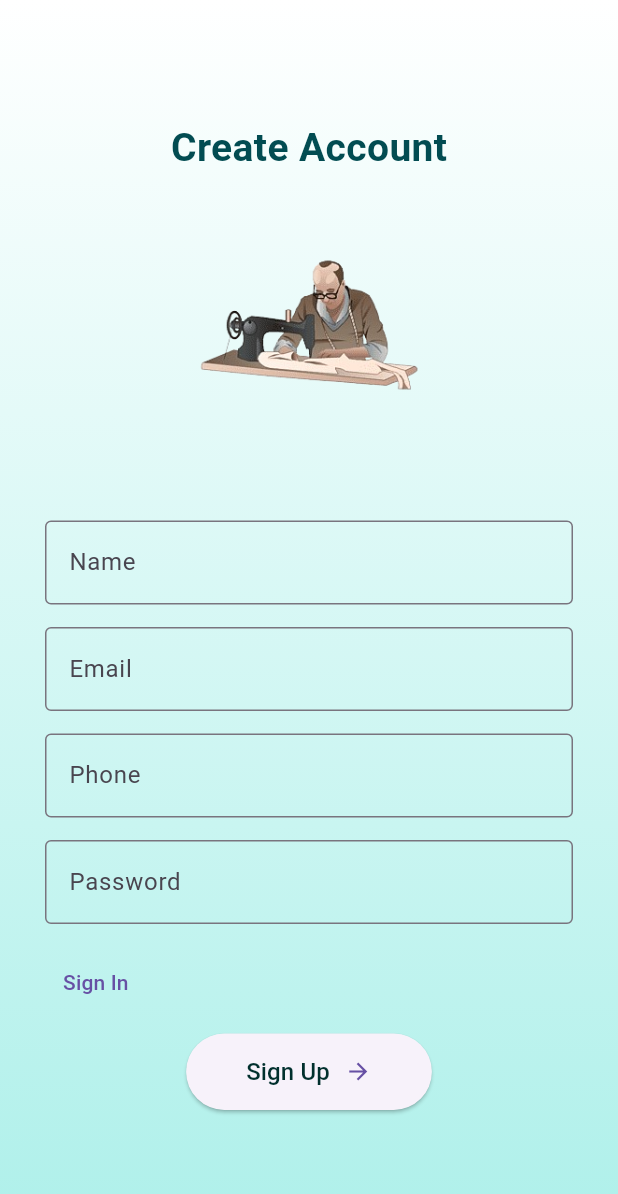
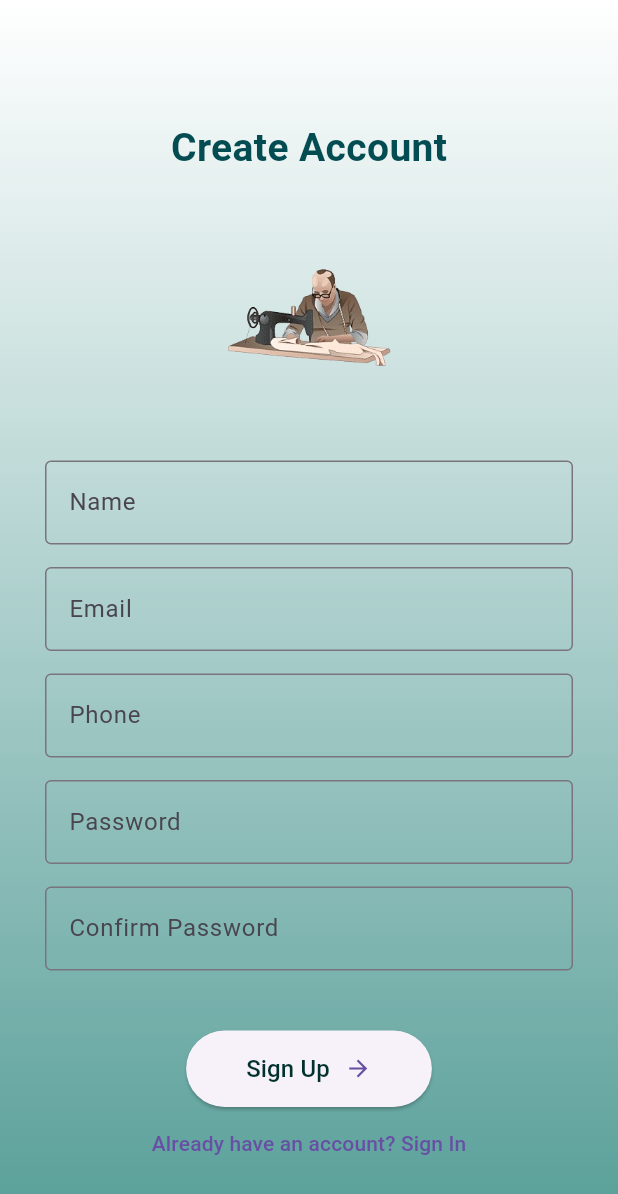
Before and after one commit to Dorocode/ubudoziMobile_v01, a Flutter app: the screen it shows after launch, after a tap on "Sign Up", on a phone screen of 412 x 824 dp. Shown: the top 1194 px of the screen. Run offline on Flutter 3.47's test engine with Material 3 defaults, Android fonts, the light colour scheme and no system bars; our stand-ins replace shared_preferences; network calls fail.

Commit message:
20.2.2025

```diff
--- a/ubudozimob_v01/lib/login_screen.dart
+++ /dev/null
@@ -1,113 +0,0 @@
-import 'package:flutter/material.dart';
-import 'signup_screen.dart';
-
-class LoginScreen extends StatelessWidget {
-  @override
-  Widget build(BuildContext context) {
-    return Scaffold(
-      body: Container(
-        width: double.infinity,
-        height: double.infinity,
-        decoration: BoxDecoration(
-          gradient: LinearGradient(
-            colors: [
-              const Color.fromARGB(255, 255, 255, 255),
-              const Color.fromARGB(255, 174, 240, 234)
-            ],
-            begin: Alignment.topCenter,
-            end: Alignment.bottomCenter,
-          ),
-        ),
-        child: SingleChildScrollView(
-          child: Column(
-            mainAxisAlignment: MainAxisAlignment.center,
-            crossAxisAlignment: CrossAxisAlignment.center,
-            children: [
-              SizedBox(height: 80),
-              Text(
-                "UBUDOZI",
-                style: TextStyle(
-                  fontSize: 26,
-                  fontWeight: FontWeight.bold,
-                  color: Color.fromARGB(255, 2, 76, 82),
-                ),
-              ),
-              SizedBox(height: 0),
-              Image.asset(
-                "images/ubudozi.png", // Your custom PNG
-                height: 200,
-                fit: BoxFit.cover,
-              ),
-              SizedBox(height: 30),
-              Padding(
-                padding: EdgeInsets.symmetric(horizontal: 30),
-                child: Column(
-                  crossAxisAlignment: CrossAxisAlignment.start,
-                  children: [
-                    TextField(
-                      decoration: InputDecoration(
-                        labelText: "Email",
-                        border: OutlineInputBorder(),
-                      ),
-                    ),
-                    SizedBox(height: 15),
-                    TextField(
-                      obscureText: true,
-                      decoration: InputDecoration(
-                        labelText: "Password",
-                        border: OutlineInputBorder(),
-                      ),
-                    ),
-                    SizedBox(height: 15),
-                    Row(
-                      mainAxisAlignment: MainAxisAlignment.spaceBetween,
-                      children: [
-                        TextButton(
-                          onPressed: () {
-                            Navigator.push(
-                                context,
-                                MaterialPageRoute(
-                                    builder: (context) => SignupScreen()));
-                          },
-                          child: Text("Sign Up"),
-                        ),
-                        TextButton(
-                          onPressed: () {},
-                          child: Text("Forgot Password"),
-                        ),
-                      ],
-                    ),
-                    SizedBox(height: 10),
-                    Center(
-                      child: ElevatedButton(
-                        onPressed: () {},
-                        style: ElevatedButton.styleFrom(
-                          padding: EdgeInsets.symmetric(
-                              vertical: 14, horizontal: 40),
-                          shape: RoundedRectangleBorder(
-                            borderRadius: BorderRadius.circular(30),
-                          ),
-                        ),
-                        child: Row(
-                          mainAxisSize: MainAxisSize.min,
-                          children: [
-                            Text("Sign in",
-                                style: TextStyle(
-                                    fontSize: 16,
-                                    color: Color.fromARGB(255, 2, 76, 82))),
-                            SizedBox(width: 10),
-                            Icon(Icons.arrow_forward),
-                          ],
-                        ),
-                      ),
-                    ),
-                  ],
-                ),
-              ),
-            ],
-          ),
-        ),
-      ),
-    );
-  }
-}
--- a/ubudozimob_v01/lib/main.dart
+++ b/ubudozimob_v01/lib/main.dart
@@ -1,5 +1,5 @@
 import 'package:flutter/material.dart';
-import 'login_screen.dart';
+import 'screens/login_screen.dart';
 
 void main() {
   runApp(MyApp());
--- a/ubudozimob_v01/lib/signup_screen.dart
+++ b/ubudozimob_v01/lib/screens/login_screen.dart
@@ -1,7 +1,34 @@
 import 'package:flutter/material.dart';
-import 'login_screen.dart';
+import 'package:ubudozimob_v01/utils/shared_prefs.dart';
+import 'signup_screen.dart';
+import '../services/auth_service.dart';
 
-class SignupScreen extends StatelessWidget {
+class LoginScreen extends StatefulWidget {
+  @override
+  State<LoginScreen> createState() => _LoginScreenState();
+}
+
+class _LoginScreenState extends State<LoginScreen> {
+  final TextEditingController emailController = TextEditingController();
+  final TextEditingController passwordController = TextEditingController();
+
+  Future<void> _login() async {
+    print("Login function started");
+    String email = emailController.text;
+    String password = passwordController.text;
+
+    print("Email: $email, Password: $password"); //check if input it correct
+
+    String? token = await AuthService().login(email, password);
+    if (token != null) {
+      print("Login Sucessuful! Token: $token");
+      await SharedPrefs.saveToken(token);
+      //store token for the future use
+    } else {
+      print("Login failed");
+    }
+  }
+
   @override
   Widget build(BuildContext context) {
     return Scaffold(
@@ -12,7 +39,7 @@ class SignupScreen extends StatelessWidget {
           gradient: LinearGradient(
             colors: [
               const Color.fromARGB(255, 255, 255, 255),
-              const Color.fromARGB(255, 174, 240, 234)
+              const Color.fromARGB(255, 87, 158, 152)
             ],
             begin: Alignment.topCenter,
             end: Alignment.bottomCenter,
@@ -25,11 +52,11 @@ class SignupScreen extends StatelessWidget {
             children: [
               SizedBox(height: 80),
               Text(
-                "Create Account",
+                "UBUDOZI",
                 style: TextStyle(
                   fontSize: 26,
                   fontWeight: FontWeight.bold,
-                  color: const Color.fromARGB(255, 2, 76, 82),
+                  color: Color.fromARGB(255, 2, 76, 82),
                 ),
               ),
               SizedBox(height: 0),
@@ -45,13 +72,7 @@ class SignupScreen extends StatelessWidget {
                   crossAxisAlignment: CrossAxisAlignment.start,
                   children: [
                     TextField(
-                      decoration: InputDecoration(
-                        labelText: "Name",
-                        border: OutlineInputBorder(),
-                      ),
-                    ),
-                    SizedBox(height: 15),
-                    TextField(
+                      controller: emailController,
                       decoration: InputDecoration(
                         labelText: "Email",
                         border: OutlineInputBorder(),
@@ -59,13 +80,7 @@ class SignupScreen extends StatelessWidget {
                     ),
                     SizedBox(height: 15),
                     TextField(
-                      decoration: InputDecoration(
-                        labelText: "Phone",
-                        border: OutlineInputBorder(),
-                      ),
-                    ),
-                    SizedBox(height: 15),
-                    TextField(
+                      controller: passwordController,
                       obscureText: true,
                       decoration: InputDecoration(
                         labelText: "Password",
@@ -81,16 +96,23 @@ class SignupScreen extends StatelessWidget {
                             Navigator.push(
                                 context,
                                 MaterialPageRoute(
-                                    builder: (context) => LoginScreen()));
+                                    builder: (context) => SignupScreen()));
                           },
-                          child: Text("Sign In"),
+                          child: Text("Sign Up"),
+                        ),
+                        TextButton(
+                          onPressed: () {},
+                          child: Text("Forgot Password"),
                         ),
                       ],
                     ),
                     SizedBox(height: 10),
                     Center(
                       child: ElevatedButton(
-                        onPressed: () {},
+                        onPressed: () {
+                          print("login button clicked");
+                          _login();
+                        },
                         style: ElevatedButton.styleFrom(
                           padding: EdgeInsets.symmetric(
                               vertical: 14, horizontal: 40),
@@ -101,11 +123,10 @@ class SignupScreen extends StatelessWidget {
                         child: Row(
                           mainAxisSize: MainAxisSize.min,
                           children: [
-                            Text("Sign Up",
+                            Text("Sign in",
                                 style: TextStyle(
                                     fontSize: 16,
-                                    color:
-                                        const Color.fromARGB(255, 1, 48, 45))),
+                                    color: Color.fromARGB(255, 2, 76, 82))),
                             SizedBox(width: 10),
                             Icon(Icons.arrow_forward),
                           ],
--- /dev/null
+++ b/ubudozimob_v01/lib/screens/signup_screen.dart
@@ -0,0 +1,143 @@
+import 'package:flutter/material.dart';
+import 'package:ubudozimob_v01/services/auth_service.dart';
+import 'login_screen.dart';
+
+class SignupScreen extends StatefulWidget {
+  @override
+  _SignupScreenState createState() => _SignupScreenState();
+}
+
+class _SignupScreenState extends State<SignupScreen> {
+  final TextEditingController nameController = TextEditingController();
+  final TextEditingController emailController = TextEditingController();
+  final TextEditingController phoneController = TextEditingController();
+  final TextEditingController passwordController = TextEditingController();
+  final TextEditingController confirmPasswordController =
+      TextEditingController();
+
+  bool isLoading = false;
+
+  Future<void> _signup() async {
+    String name = nameController.text.trim();
+    String email = emailController.text.trim();
+    String phone = phoneController.text.trim();
+    String password = passwordController.text.trim();
+    String confirmPassword = confirmPasswordController.text.trim();
+
+    if (name.isEmpty ||
+        email.isEmpty ||
+        phone.isEmpty ||
+        password.isEmpty ||
+        confirmPassword.isEmpty) {
+      _showMessage("All fields are required!");
+      return;
+    }
+    if (password != confirmPassword) {
+      _showMessage("Passwords do not match!");
+      return;
+    }
+
+    setState(() => isLoading = true);
+
+    bool success = await AuthService().signup(name, email, phone, password);
+
+    setState(() => isLoading = false);
+
+    if (success) {
+      _showMessage("Signup Successful!", success: true);
+      Navigator.pushReplacement(
+          context, MaterialPageRoute(builder: (context) => LoginScreen()));
+    } else {
+      _showMessage("Signup Failed! Try again.");
+    }
+  }
+
+  void _showMessage(String message, {bool success = false}) {
+    ScaffoldMessenger.of(context).showSnackBar(
+      SnackBar(
+          content: Text(message),
+          backgroundColor: success ? Colors.green : Colors.red),
+    );
+  }
+
+  @override
+  Widget build(BuildContext context) {
+    return Scaffold(
+      body: Container(
+        width: double.infinity,
+        height: double.infinity,
+        decoration: BoxDecoration(
+          gradient: LinearGradient(
+            colors: [Colors.white, Color.fromARGB(255, 87, 158, 152)],
+            begin: Alignment.topCenter,
+            end: Alignment.bottomCenter,
+          ),
+        ),
+        child: SingleChildScrollView(
+          padding: EdgeInsets.symmetric(horizontal: 30),
+          child: Column(
+            children: [
+              SizedBox(height: 80),
+              Text("Create Account",
+                  style: TextStyle(
+                      fontSize: 26,
+                      fontWeight: FontWeight.bold,
+                      color: Color(0xFF024C52))),
+              SizedBox(height: 20),
+              Image.asset("images/ubudozi.png", height: 150),
+              SizedBox(height: 20),
+              _buildTextField("Name", nameController),
+              _buildTextField("Email", emailController),
+              _buildTextField("Phone", phoneController),
+              _buildTextField("Password", passwordController,
+                  obscureText: true),
+              _buildTextField("Confirm Password", confirmPasswordController,
+                  obscureText: true),
+              SizedBox(height: 15),
+              if (isLoading) CircularProgressIndicator(),
+              SizedBox(height: 10),
+              Center(
+                child: ElevatedButton(
+                  onPressed: isLoading ? null : _signup,
+                  style: ElevatedButton.styleFrom(
+                    padding: EdgeInsets.symmetric(vertical: 14, horizontal: 40),
+                    shape: RoundedRectangleBorder(
+                        borderRadius: BorderRadius.circular(30)),
+                  ),
+                  child: Row(
+                    mainAxisSize: MainAxisSize.min,
+                    children: [
+                      Text("Sign Up",
+                          style: TextStyle(
+                              fontSize: 16, color: Color(0xFF01302D))),
+                      SizedBox(width: 10),
+                      Icon(Icons.arrow_forward),
+                    ],
+                  ),
+                ),
+              ),
+              TextButton(
+                onPressed: () => Navigator.pushReplacement(context,
+                    MaterialPageRoute(builder: (context) => LoginScreen())),
+                child: Text("Already have an account? Sign In"),
+              ),
+            ],
+          ),
+        ),
+      ),
+    );
+  }
+
+  Widget _buildTextField(String label, TextEditingController controller,
+      {bool obscureText = false}) {
+    return Padding(
+      padding: EdgeInsets.only(bottom: 15),
+      child: TextField(
+        controller: controller,
+        obscureText: obscureText,
+        decoration:
+            InputDecoration(labelText: label, border: OutlineInputBorder()),
+      ),
+    );
+  }
+}
```
Also changed, not shown: ubudozimob_v01/lib/services/auth_service.dart (added, +56 -0 lines), ubudozimob_v01/lib/utils/shared_prefs.dart (added, +18 -0 lines), ubudozimob_v01/lib/models/user_model.dart (added), 6 other files.
